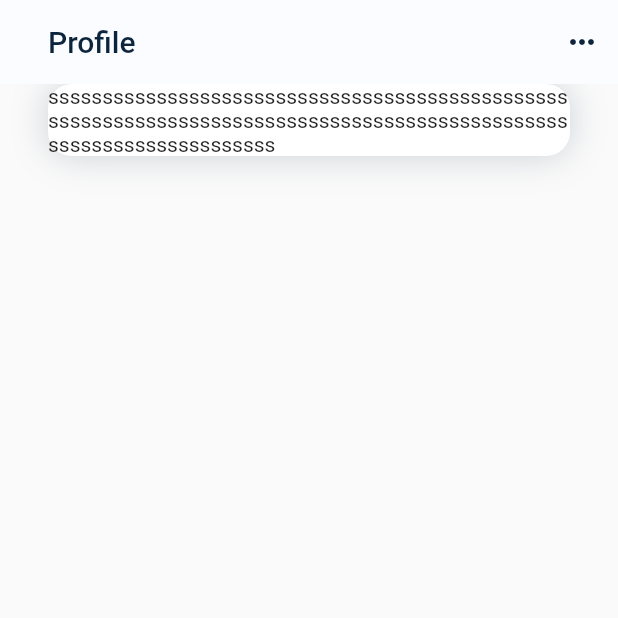
After one commit to webneshin/flutter_learning_blogclub, a Flutter app: the screen it shows after launch, on a phone screen of 412 x 824 dp, the top half of it. The commit adds this screen. Run offline on Flutter 3.47's test engine with Material 2 defaults, Android fonts, the phone set to English and light mode, and no system bars; our stand-ins replace animate_do, carousel_slider, dotted_border, flutter_svg, smooth_page_indicator.

Commit message:
add profile screen and TADAGHIGHEYE7

```diff
--- a/lib/main.dart
+++ b/lib/main.dart
@@ -1,6 +1,7 @@
 import 'dart:ui';
 
 import 'package:blog_club/article.dart';
+import 'package:blog_club/profile.dart';
 import 'package:flutter/material.dart';
 import 'package:flutter/services.dart';
 
@@ -77,7 +78,7 @@ class MainApp extends StatelessWidget {
       //     )
       //   ],
       // ),
-      home: const ArticleScreen(),
+      home: const ProfileScreen(),
     );
   }
 }
--- /dev/null
+++ b/lib/profile.dart
@@ -0,0 +1,37 @@
+import 'package:flutter/cupertino.dart';
+import 'package:flutter/material.dart';
+
+class ProfileScreen extends StatelessWidget {
+  const ProfileScreen({super.key});
+
+  @override
+  Widget build(BuildContext context) {
+    final theme = Theme.of(context);
+    return Scaffold(
+      appBar: AppBar(
+        elevation: 0,
+        backgroundColor: theme.colorScheme.background,
+        title: Text("Profile"),
+        actions: [IconButton(onPressed: () {}, icon: Icon(Icons.more_horiz))],
+      ),
+      body: Column(
+        children: [
+          Container(
+            margin: EdgeInsets.fromLTRB(32, 0, 32, 32),
+            decoration: BoxDecoration(
+              borderRadius: BorderRadius.circular(16),
+              color: theme.colorScheme.surface,
+              boxShadow: [
+                BoxShadow(
+                    blurRadius: 20,
+                    color: theme.colorScheme.onBackground.withOpacity(0.2)),
+              ],
+            ),
+            child: Text(
+                "sssssssssssssssssssssssssssssssssssssssssssssssssssssssssssssssssssssssssssssssssssssssssssssssssssssssssssssssssssss"),
+          ),
+        ],
+      ),
+    );
+  }
+}
```
